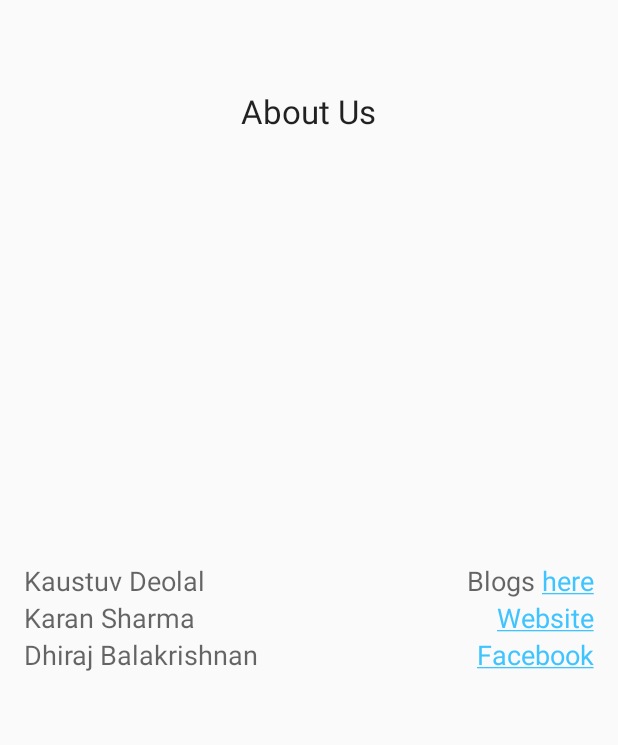
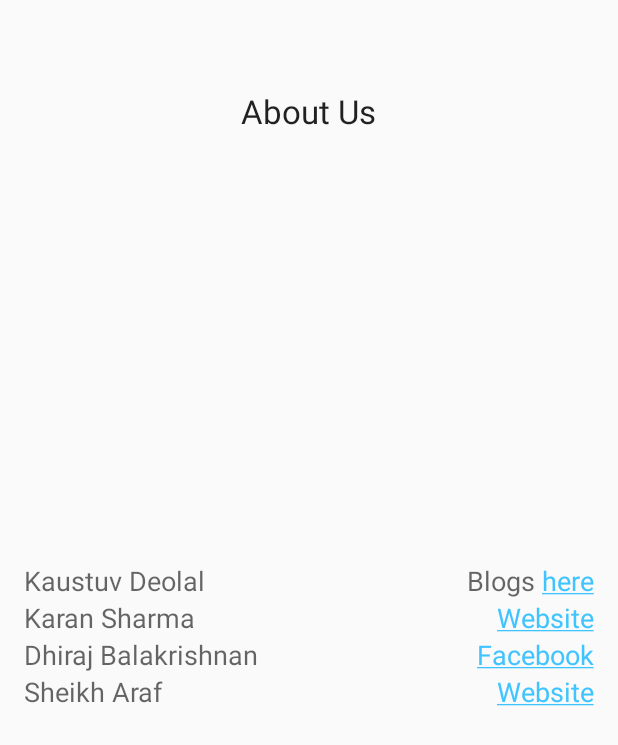
Before and after one commit to mr-karan/SNUMessApp, an Android app: the info screen opened directly, with no data from a screen before it, on a phone screen of 412 x 824 dp. Shown: the top 745 px of the screen. Run offline under Robolectric (Android 15) with nearby library versions, the phone set to English and light mode, and no system bars.

Commit message:
Added my name :)

```diff
--- a/SNU_DINE/app/src/main/java/jihadi/example/windows7/food/info.java
+++ b/SNU_DINE/app/src/main/java/jihadi/example/windows7/food/info.java
@@ -28,6 +28,10 @@ public class info extends ActionBarActivity {
         String linkText3 = "<a href='http://www.facebook.com/profile.php?id=100002235304169'>Facebook</a>";
         t3.setText(Html.fromHtml(linkText3));
         t3.setMovementMethod(LinkMovementMethod.getInstance());
+        TextView t4 = (TextView) findViewById(R.id.t4);
+        String linkText4 = "<a href='http://sheikharaf.me'>Website</a>";
+        t4.setText(Html.fromHtml(linkText4));
+        t4.setMovementMethod(LinkMovementMethod.getInstance());
     }
 
 
--- a/SNU_DINE/app/src/main/res/layout/activity_info.xml
+++ b/SNU_DINE/app/src/main/res/layout/activity_info.xml
@@ -24,7 +24,8 @@
         android:text="Kaustuv Deolal "
         android:id="@+id/vut"
         android:layout_above="@+id/jehadi"
-        android:layout_alignParentStart="true" />
+        android:layout_alignParentStart="true"
+        android:layout_alignParentLeft="true"/>
 
     <TextView
         android:layout_width="wrap_content"
@@ -33,7 +34,8 @@
         android:text="Karan Sharma"
         android:id="@+id/jehadi"
         android:layout_centerVertical="true"
-        android:layout_alignParentStart="true" />
+        android:layout_alignParentStart="true"
+        android:layout_alignParentLeft="true"/>
 
     <TextView
         android:layout_width="wrap_content"
@@ -42,7 +44,18 @@
         android:text="Dhiraj Balakrishnan"
         android:id="@+id/dhiru"
         android:layout_below="@+id/jehadi"
-        android:layout_alignParentStart="true" />
+        android:layout_alignParentStart="true"
+        android:layout_alignParentLeft="true" />
+
+    <TextView
+        android:layout_width="wrap_content"
+        android:layout_height="wrap_content"
+        android:textAppearance="?android:attr/textAppearanceMedium"
+        android:text="Sheikh Araf"
+        android:id="@+id/araf"
+        android:layout_below="@+id/dhiru"
+        android:layout_alignParentStart="true"
+        android:layout_alignParentLeft="true" />
 
     <TextView
         android:layout_width="wrap_content"
@@ -71,6 +84,17 @@
         android:text="Facebook"
         android:id="@+id/t3"
         android:layout_alignTop="@+id/dhiru"
+        android:layout_alignParentRight="true"
+        android:layout_alignParentEnd="true" />
+
+    <TextView
+        android:layout_width="wrap_content"
+        android:layout_height="wrap_content"
+        android:textAppearance="?android:attr/textAppearanceMedium"
+        android:text="Website"
+        android:id="@+id/t4"
+        android:layout_alignTop="@+id/araf"
+        android:layout_alignParentRight="true"
         android:layout_alignParentEnd="true" />
 
 </RelativeLayout>
```
